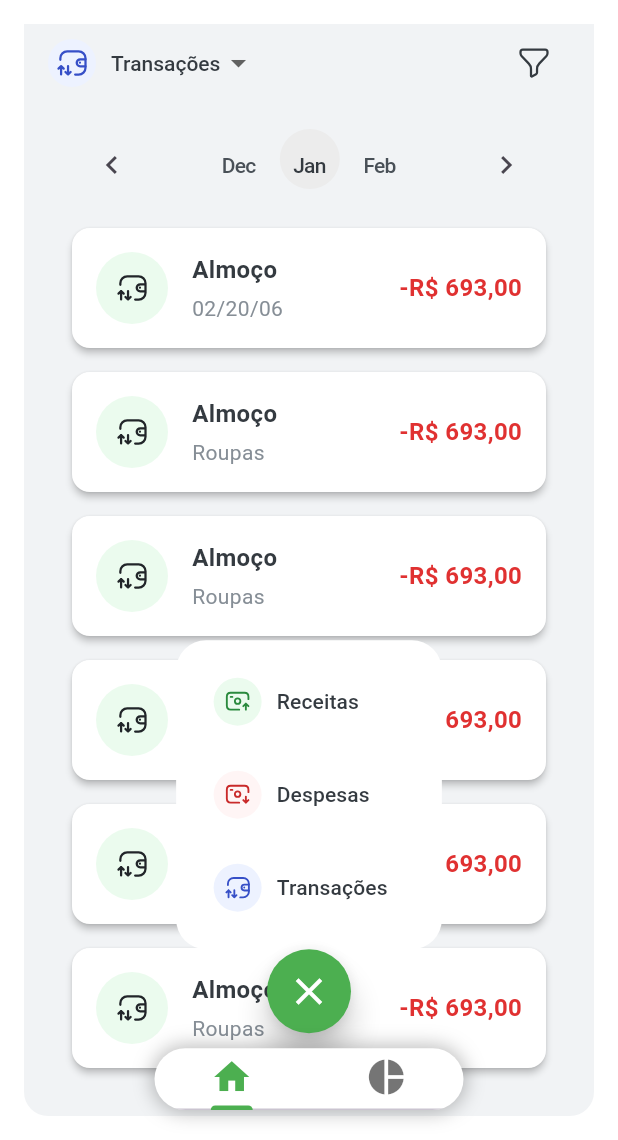
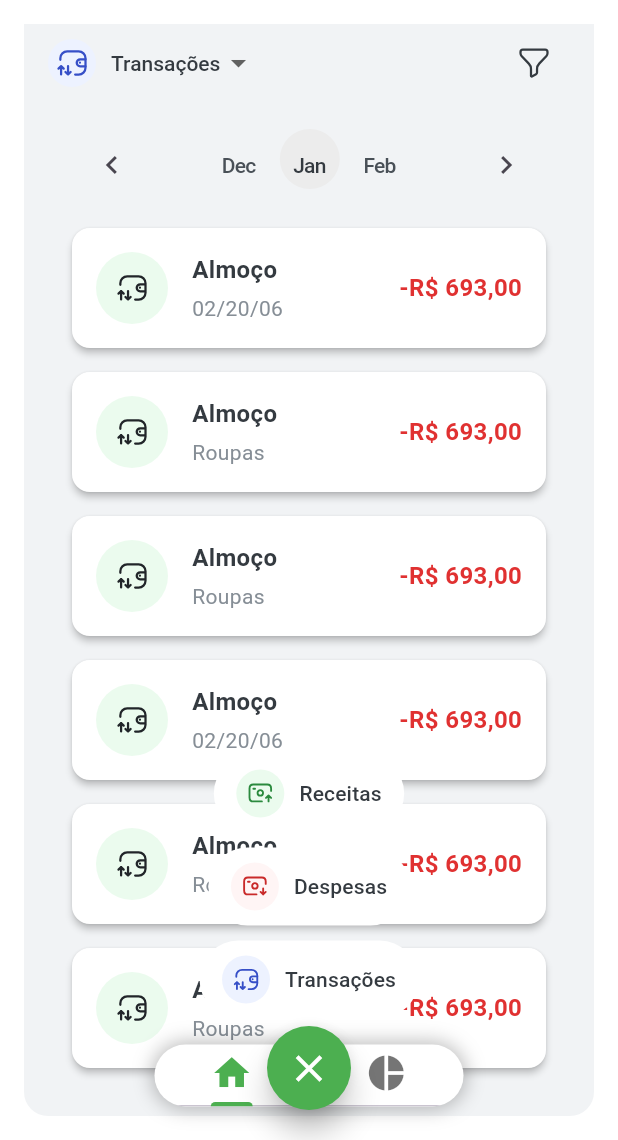
Before and after one commit to PedroHBarion/Money_Flow, a Flutter app: the MainNavigation screen opened by its route, scrolled down 455 dp, after a tap on the "add" icon, on a phone screen of 412 x 824 dp, the part 96-1236 px from its top. Run offline on Flutter 3.47's test engine with Material 3 defaults, Android fonts, the phone set to English and light mode, and no system bars; our stand-ins replace fl_chart, flutter_svg; Roboto replaces fonts that are missing (DM Sans).

Commit message:
Refactor: correção do botão

```diff
--- a/app_money_flow/lib/src/core/routes/main_navigation.dart
+++ b/app_money_flow/lib/src/core/routes/main_navigation.dart
@@ -36,8 +36,7 @@ class _MainNavigationState extends State<MainNavigation>
     return Scaffold(
       backgroundColor: Colors.white,
       body: Stack(
-        clipBehavior:
-            Clip.hardEdge, // Garante que widgets não extrapolem os limites
+        clipBehavior: Clip.hardEdge,
         children: [
           /// Exibe o conteúdo da aba correspondente à seleção do usuário.
           Positioned.fill(
@@ -56,27 +55,17 @@ class _MainNavigationState extends State<MainNavigation>
               child: Column(
                 mainAxisSize: MainAxisSize.min,
                 children: [
-                  /// Exibe os botões de ação quando expandido.
+                  /// Exibe os botões de ação quando expandido, **acima** do botão verde
                   if (isExpanded) _buildActionButtons(),
 
-                  /// Botão flutuante para exibir ou ocultar ações adicionais.
-                  FloatingActionButton(
-                    onPressed: () {
-                      setState(() {
-                        isExpanded = !isExpanded;
-                      });
-                    },
-                    backgroundColor: Colors.green,
-                    elevation: 8,
-                    shape: const CircleBorder(),
-                    child: Icon(
-                      isExpanded ? Icons.close : Icons.add,
-                      size: 30,
-                      color: Colors.white,
-                    ),
-                  ),
-
-                  /// Contêiner estilizado para a barra de navegação inferior.
+                  /// Container agrupando o botão e a barra de navegação
+                  Container(
+                    padding: const EdgeInsets.symmetric(horizontal: 10),
+                    child: Stack(
+                      clipBehavior: Clip.none,
+                      alignment: Alignment.center,
+                      children: [
+                        /// Barra de navegação inferior
                         Container(
                           margin: const EdgeInsets.only(top: 10),
                           height: MediaQuery.of(context).size.width * 0.1,
@@ -105,6 +94,28 @@ class _MainNavigationState extends State<MainNavigation>
                                 Tab(icon: Icon(Icons.pie_chart, size: 28)),
                               ],
                             ),
+                          ),
+                        ),
+
+                        /// Botão flutuante sobreposto à barra
+                        Positioned(
+                          child: FloatingActionButton(
+                            onPressed: () {
+                              setState(() {
+                                isExpanded = !isExpanded;
+                              });
+                            },
+                            backgroundColor: Colors.green,
+                            elevation: 8,
+                            shape: const CircleBorder(),
+                            child: Icon(
+                              isExpanded ? Icons.close : Icons.add,
+                              size: 30,
+                              color: Colors.white,
+                            ),
+                          ),
+                        ),
+                      ],
                     ),
                   ),
                 ],
@@ -136,15 +147,7 @@ class _MainNavigationState extends State<MainNavigation>
       },
     ];
 
-    return Container(
-      width: MediaQuery.of(context).size.width * 0.43, // Ajuste da largura
-      padding: const EdgeInsets.all(10),
-      decoration: BoxDecoration(
-        color: Colors.white,
-        borderRadius: BorderRadius.circular(20),
-      ),
-      child: Column(
-        crossAxisAlignment: CrossAxisAlignment.start,
+    return Column(
       mainAxisSize: MainAxisSize.min,
       children: options.map((option) {
         return Padding(
@@ -162,6 +165,7 @@ class _MainNavigationState extends State<MainNavigation>
               print("${option['label']} clicado!");
             },
             child: Row(
+              mainAxisSize: MainAxisSize.min,
               children: [
                 CircleAvatar(
                   backgroundColor: option['color'],
@@ -172,10 +176,10 @@ class _MainNavigationState extends State<MainNavigation>
                     height: 20,
                   ),
                 ),
-                  SizedBox(width: 10),
+                const SizedBox(width: 10),
                 Text(
                   option['label'],
-                    style: TextStyle(
+                  style: const TextStyle(
                     fontSize: 14,
                     color: Color(0xff343A40),
                     fontWeight: FontWeight.w500,
@@ -186,7 +190,6 @@ class _MainNavigationState extends State<MainNavigation>
           ),
         );
       }).toList(),
-      ),
     );
   }
 }
```
Lines whose indentation alone changed are shown as unchanged.
